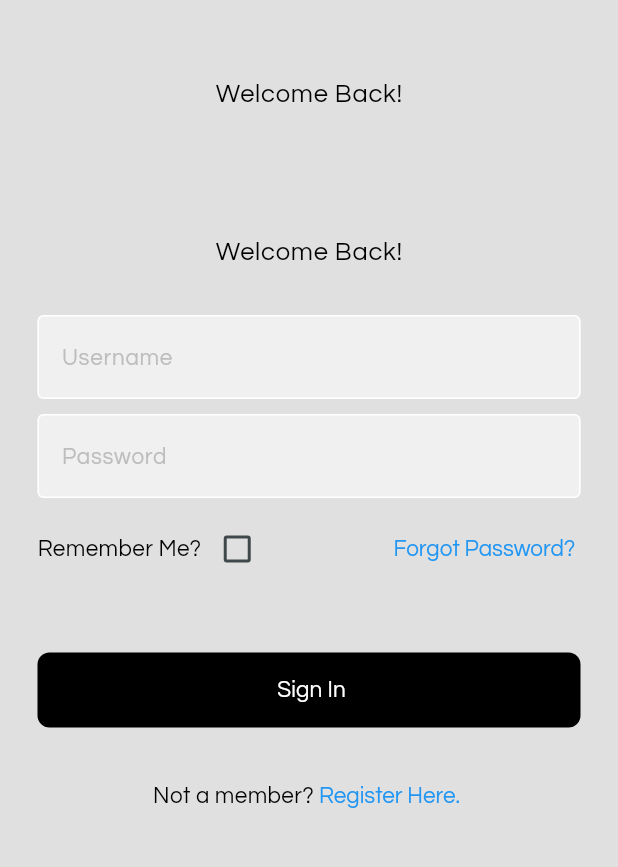
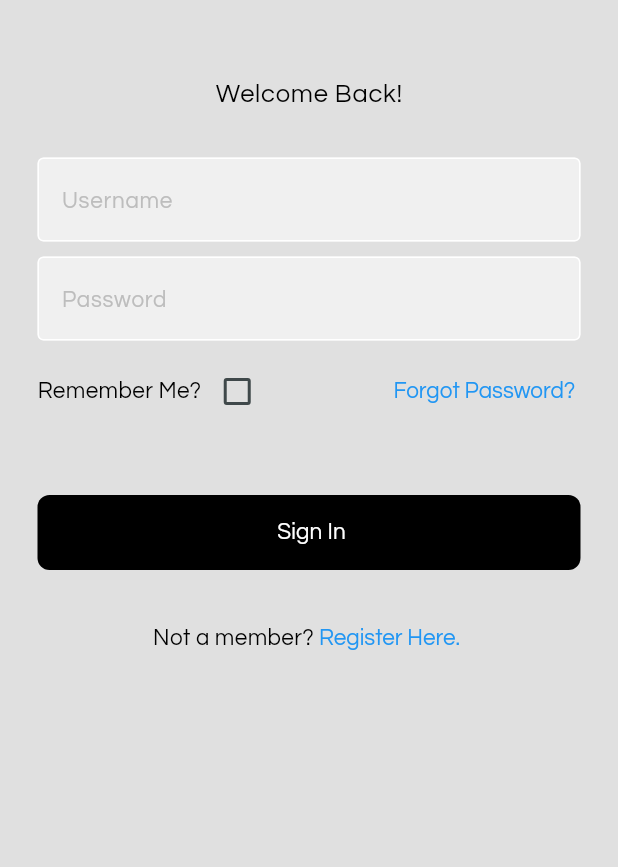
Before and after one commit to felixUOB/AI-Enhanced_Waste_Collection_2024, a Flutter app: the screen it shows after launch, on a phone screen of 412 x 824 dp, the part 366-1233 px from its top. Run offline on Flutter 3.47's test engine with Material 3 defaults, Android fonts, the phone set to English and light mode, and no system bars; our stand-ins replace fl_chart, flutter_dotenv, flutter_map, flutter_secure_storage, latlong2, timeline_tile; missing offline and left inert: encrypt, open_route_service.

Commit message:
fixed ananalyze issues

```diff
--- a/ewc-app/ewc/lib/screens/login/login.dart
+++ b/ewc-app/ewc/lib/screens/login/login.dart
@@ -41,18 +41,6 @@ class LoginPageState extends State<LoginPage> {
               key: ValueKey("logo"),
               "assets/RecycleNXT-Logo_Update_Black.png",
               scale: 8,
-            ),
-
-            //-------------WELCOME BACK TXT-FIELD----------------------
-            const SizedBox(
-              height: 50,
-            ),
-            Text(
-              "Welcome Back!",
-              style: Theme.of(context).textTheme.bodyLarge,
-            ),
-            const SizedBox(
-              height: 30,
             ),
             //-------------WELCOME BACK TXT-FIELD----------------------
             const SizedBox(
@@ -130,7 +118,9 @@ class LoginPageState extends State<LoginPage> {
                   // Navigate to home screen
                   navigator.pushReplacement(
                     MaterialPageRoute(
-                      builder: (context) => MainNavigationBar(), // Moving pages
+                      builder: (context) => MainNavigationBar(
+                        testing: false,
+                      ), // Moving pages
                     ),
                   );
                 } catch (e) {
--- a/ewc-app/ewc/lib/screens/splash/splash.dart
+++ b/ewc-app/ewc/lib/screens/splash/splash.dart
@@ -39,7 +39,9 @@ class SplashPageState extends State<SplashPage> {
         if (mounted) {
           Navigator.of(context).pushReplacement(
             MaterialPageRoute(
-              builder: (context) => MainNavigationBar(), // Moving pages
+              builder: (context) => MainNavigationBar(
+                testing: false,
+              ), // Moving pages
             ),
           );
         }
```
Also changed, not shown: 1 other file.
